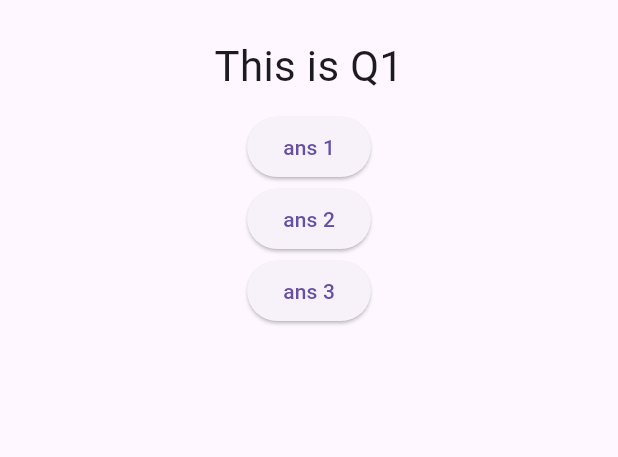
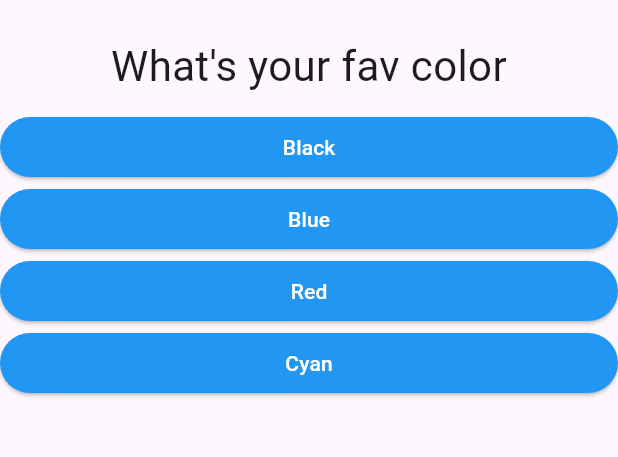
Before and after one commit to Trykea/Flutter_QuizApp, a Flutter app: the screen it shows after launch, on a phone screen of 412 x 824 dp, the part 63-520 px from its top. Run offline on Flutter 3.47's test engine with Material 3 defaults, Android fonts, the phone set to English and light mode, and no system bars.

Commit message:
seperate question and answer from as widget and print score

```diff
--- /dev/null
+++ b/lib/answer.dart
@@ -0,0 +1,24 @@
+import 'package:flutter/material.dart';
+
+class Answer extends StatelessWidget {
+  final void Function(int) selectHandler;  // Accepts a function that takes an int
+  final String answerText;
+  final int score;  // Add a field to hold the score
+
+  const Answer(this.selectHandler, this.answerText, this.score, {super.key});
+
+  @override
+  Widget build(BuildContext context) {
+    return SizedBox(
+      width: double.infinity,
+      child: ElevatedButton(
+        style: ButtonStyle(
+          foregroundColor: WidgetStateProperty.all(Colors.white),
+          backgroundColor: WidgetStateProperty.all(Colors.blue),
+        ),
+        onPressed: () => selectHandler(score),  // Pass the score to the handler
+        child: Text(answerText),
+      ),
+    );
+  }
+}
--- a/lib/main.dart
+++ b/lib/main.dart
@@ -1,6 +1,7 @@
+import 'package:first_app/result.dart';
 import 'package:flutter/material.dart';
 
-import './question.dart';
+import './quiz.dart';
 
 void main() {
   runApp(_MyApp());
@@ -9,40 +10,104 @@ void main() {
 class _MyApp extends StatefulWidget {
   @override
   State<StatefulWidget> createState() {
-    // TODO: implement createState
-    return MyAppState();
+    return _MyAppState();
   }
 }
 
-class MyAppState extends State<_MyApp> {
+class _MyAppState extends State<_MyApp> {
   var _questionIndex = 0;
-  void _answerQuestion() {
+  var _totalScore = 0;
+
+  void _answerQuestion(int score) {
+    _totalScore += score;
+
+    print(score);
     setState(() {
       _questionIndex++;
     });
-    print(_questionIndex);
   }
+
+  final _questions = const [
+    {
+      'questionText': 'What\'s your fav color',
+      'answers': [
+        {
+          'text': 'Black',
+          'score': 5, // Changed to int
+        },
+        {
+          'text': 'Blue',
+          'score': 8, // Changed to int
+        },
+        {
+          'text': 'Red',
+          'score': 10, // Changed to int
+        },
+        {
+          'text': 'Cyan',
+          'score': 10, // Changed to int
+        },
+      ]
+    },
+    {
+      'questionText': 'What\'s your fav animal',
+      'answers': [
+        {
+          'text': 'Cat',
+          'score': 8, // Changed to int
+        },
+        {
+          'text': 'Raccoon',
+          'score': 10, // Changed to int
+        },
+        {
+          'text': 'Dog',
+          'score': 8, // Changed to int
+        },
+        {
+          'text': 'Chopper',
+          'score': 10, // Changed to int
+        },
+      ]
+    },
+    {
+      'questionText': 'What\'s your fav social media app',
+      'answers': [
+        {
+          'text': 'Facebook',
+          'score': 5, // Changed to int
+        },
+        {
+          'text': 'Instagram',
+          'score': 10, // Changed to int
+        },
+        {
+          'text': 'Tiktok',
+          'score': 5, // Changed to int
+        },
+        {
+          'text': 'X(Twitter)',
+          'score': 8, // Changed to int
+        },
+      ]
+    },
+  ];
 
   @override
   Widget build(BuildContext context) {
-    var questions = [
-      'This is Q1',
-      'This is Q2',
-      'This is Q3',
-    ];
     return MaterialApp(
       home: Scaffold(
         appBar: AppBar(
-          title: Text('Quiz App'),
+          title: const Text('Quiz App'),
         ),
-        body: Column(
-          children: [
-            Question(questions[_questionIndex]),
-            ElevatedButton(onPressed: _answerQuestion, child: Text('ans 1')),
-            ElevatedButton(onPressed: _answerQuestion, child: Text('ans 2')),
-            ElevatedButton(onPressed: _answerQuestion, child: Text('ans 3')),
-          ],
-        ),
+        body: _questionIndex < _questions.length
+            ? Quiz(
+          answerQuestion: _answerQuestion,
+          questions: _questions,
+          questionIndex: _questionIndex,
+
+        )
+            : const Result(),
       ),
     );
   }
--- a/lib/question.dart
+++ b/lib/question.dart
@@ -2,15 +2,15 @@ import 'package:flutter/material.dart';
 
 class Question extends StatelessWidget {
   final String questionText;
-  Question(this.questionText);
+  const Question(this.questionText, {super.key});
   @override
   Widget build(BuildContext context) {
     return  Container(
       width: double.infinity,
-      margin: EdgeInsets.all(10),
+      margin: const EdgeInsets.all(10),
       child: Text(
         questionText,
-        style: TextStyle(fontSize: 28),
+        style: const TextStyle(fontSize: 28),
         textAlign: TextAlign.center,
       ),
     );
--- /dev/null
+++ b/lib/quiz.dart
@@ -0,0 +1,34 @@
+import 'package:flutter/material.dart';
+
+import './answer.dart';
+import './question.dart';
+
+class Quiz extends StatelessWidget {
+  final List<Map<String, Object>> questions;
+  final int questionIndex;
+  final void Function(int) answerQuestion;
+
+  const Quiz(
+      {super.key,
+        required this.questions,
+        required this.answerQuestion,
+        required this.questionIndex});
+
+  @override
+  Widget build(BuildContext context) {
+    return Column(
+      children: [
+        Question(questions[questionIndex]['questionText'] as String),
+        ...(questions[questionIndex]['answers'] as List<Map<String, Object>>)
+            .map((answer) {
+          return Answer(
+                (score) => answerQuestion(score),
+            answer['text'] as String,  // Make sure to use 'text' for the answer label
+            answer['score'] as int,  // Pass the score to Answer
+          );
+
+        }).toList(),
+      ],
+    );
+  }
+}
--- /dev/null
+++ b/lib/result.dart
@@ -0,0 +1,14 @@
+import 'package:flutter/material.dart';
+
+class Result extends StatelessWidget {
+  const Result({super.key});
+
+
+
+  @override
+  Widget build(BuildContext context) {
+    return const Center(
+      child: Text('We did it!!'),
+    );
+  }
+}
```
Also changed, not shown: 1 other file.
